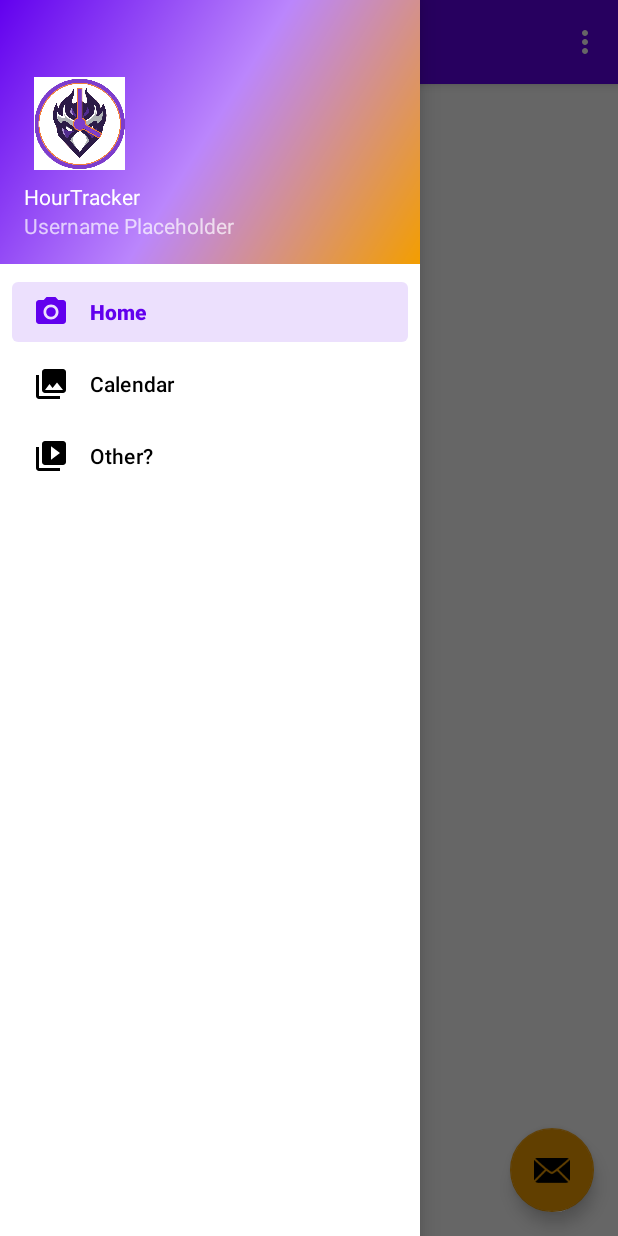
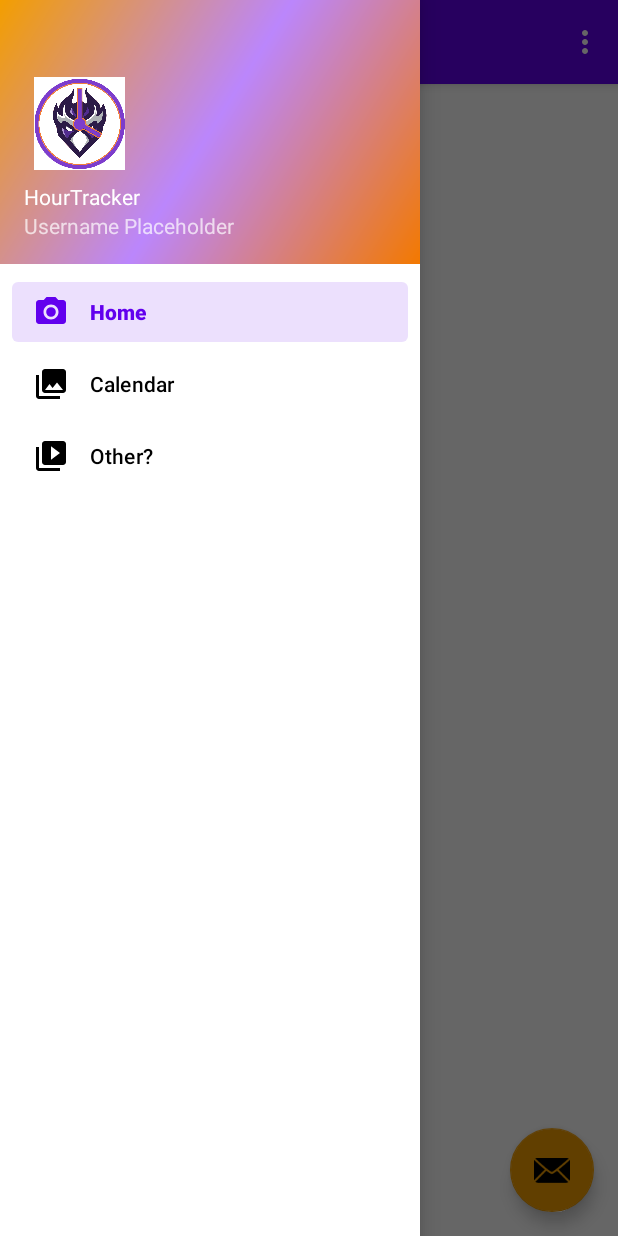
Before and after one commit to thompsonb908/HourTracker, an Android app: the screen it shows after launch (NavActivity), with the side drawer open, on a phone screen of 412 x 824 dp. Run offline under Robolectric (Android 15) with nearby library versions, the phone set to English and light mode, and no system bars; our stand-ins replace navigation-ui.

Commit message:
Update side_nav_bar.xml

```diff
--- a/app/src/main/res/drawable/side_nav_bar.xml
+++ b/app/src/main/res/drawable/side_nav_bar.xml
@@ -3,7 +3,7 @@
     <gradient
         android:angle="135"
         android:centerColor="#FFBB86FC"
-        android:endColor="#FF6200EE"
-        android:startColor="#F39E00"
+        android:endColor="#F39E00"
+        android:startColor="#F37900"
         android:type="linear" />
 </shape>
```
